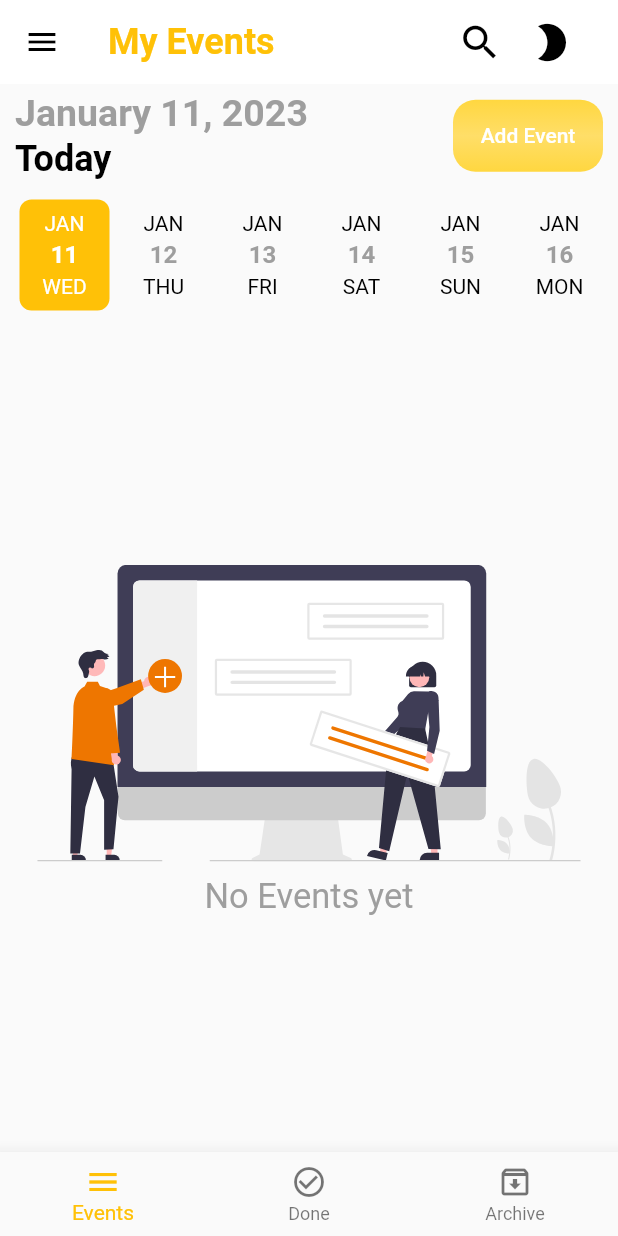
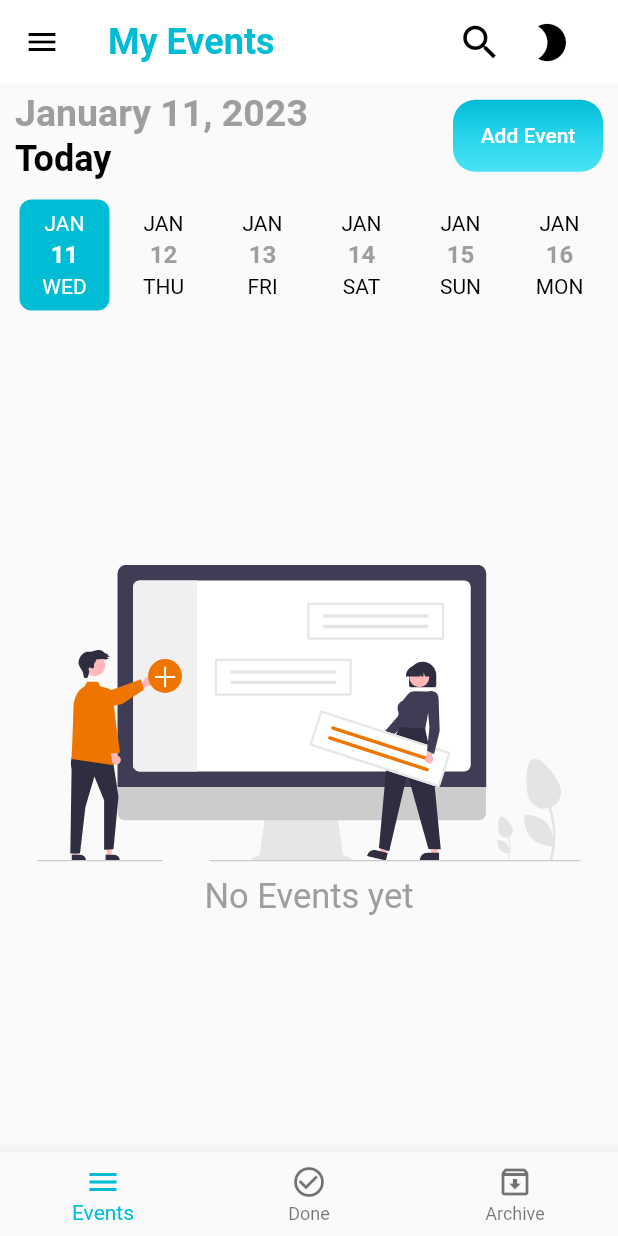
Before and after one commit to TharindaAdhikari/Calendar_Flutter_App, a Flutter app: the screen it shows after launch, on a phone screen of 412 x 824 dp. Run offline on Flutter 3.47's test engine with Material 2 defaults, Android fonts, the phone set to English and light mode, and no system bars; drawn by our look-alikes of date_picker_timeline; our stand-ins replace dio, firebase_core, firebase_messaging, flutter_local_notifications, flutter_staggered_animations, flutter_svg and 6 more; accounts and stored records are empty.

Commit message:
calendar_app update

```diff
--- a/calendar_app/lib/shared/styles/styles.dart
+++ b/calendar_app/lib/shared/styles/styles.dart
@@ -35,9 +35,9 @@ LinearGradient get orangeGradient {
     begin: Alignment.topCenter,
     end: Alignment.bottomCenter,
     colors: [
-      Colors.amberAccent,
-      Color.fromARGB(255, 255, 222, 104),
-      Colors.amberAccent,
+      Colors.cyan,
+      Color.fromARGB(255, 39, 213, 236),
+      Color.fromARGB(255, 74, 225, 245),
     ],
   );
 }
--- a/calendar_app/lib/shared/styles/thems.dart
+++ b/calendar_app/lib/shared/styles/thems.dart
@@ -2,9 +2,9 @@ import 'package:flutter/material.dart';
 import 'package:flutter/services.dart';
 import 'package:hexcolor/hexcolor.dart';
 
-const defaultLightColor = Colors.amber;
+const defaultLightColor = Colors.cyan;
 const defaultDarkColor = Colors.white;
-const defaultWidgetColor = Colors.amber;
+const defaultWidgetColor = Colors.cyan;
 const darkmodeColor = Color(0xFF121212);
 
 class Themes {
```
